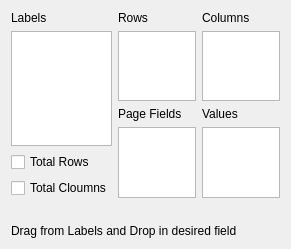
This is plugins/staging/pivottables/pivotmain.ui in KDE/krita as Qt 5 draws it before an edit. The edited form follows.
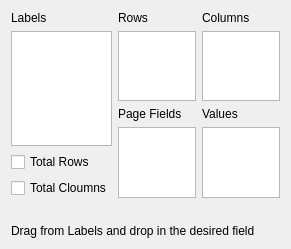
This is the edited form.

Commit message: Fix some labels in Pivot Tables plugin

Diff of the .ui file:
```diff
--- a/plugins/staging/pivottables/pivotmain.ui
+++ b/plugins/staging/pivottables/pivotmain.ui
@@ -123,7 +123,7 @@
      <item>
       <widget class="QLabel" name="label_6">
        <property name="text">
-        <string>Drag from Labels and Drop in desired field</string>
+        <string>Drag from Labels and drop in the desired field</string>
        </property>
       </widget>
      </item>
```
The commit also changes 2 other files.
